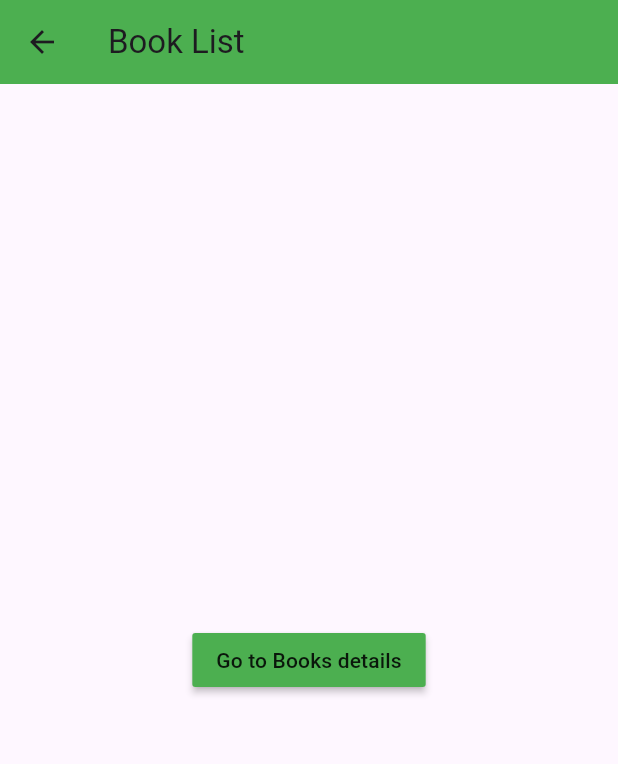
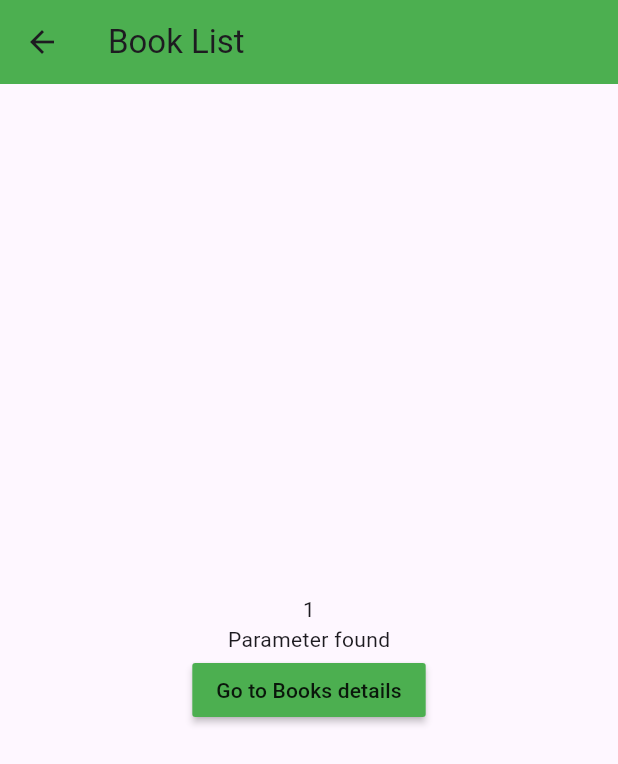
Before and after one commit to avni-7span/auto_route_implementation, a Flutter app: the screen it shows after launch, after a tap on "Go to Books List", on a phone screen of 412 x 824 dp. Shown: the top 764 px of the screen. Run offline on Flutter 3.47's test engine with Material 3 defaults, Android fonts, the light colour scheme and no system bars; our stand-ins replace auto_route.

Commit message:
Path parameters and query parameters

```diff
--- a/lib/routes/router.dart
+++ b/lib/routes/router.dart
@@ -3,11 +3,13 @@ import 'package:autoroute_practice/routes/router.gr.dart';
 
 @AutoRouterConfig(replaceInRouteName: 'Screen,Route')
 class AppRouter extends $AppRouter {
-  RouteType get defaultRouteType => RouteType.material();
+  @override
+  RouteType get defaultRouteType => const RouteType.material();
 
+  @override
   final List<AutoRoute> routes = [
     AutoRoute(page: HomeRoute.page, path: '/'),
-    AutoRoute(page: BookListPage.page),
-    AutoRoute(page: BookDetailsPage.page)
+    AutoRoute(page: BookListPage.page, path: '/:id'),
+    AutoRoute(page: BookDetailsPage.page, path: '/book-details')
   ];
 }
--- a/lib/screens/book_details_page.dart
+++ b/lib/screens/book_details_page.dart
@@ -9,10 +9,10 @@ class BookDetailsPage extends StatelessWidget {
   Widget build(BuildContext context) {
     return Scaffold(
       appBar: AppBar(
-        title: Text('Details'),
+        title: const Text('Details'),
         backgroundColor: Colors.yellow,
       ),
-      body: Center(child: Text('Coming Soon')),
+      body: const Center(child: Text('Coming Soon')),
     );
   }
 }
--- a/lib/screens/book_list_page.dart
+++ b/lib/screens/book_list_page.dart
@@ -1,26 +1,40 @@
 import 'package:auto_route/annotations.dart';
 import 'package:auto_route/auto_route.dart';
-import 'package:autoroute_practice/routes/router.gr.dart';
 import 'package:flutter/material.dart';
+
+import '../routes/router.gr.dart';
 
 @RoutePage()
 class BookListPage extends StatelessWidget {
-  const BookListPage({super.key});
+  const BookListPage(
+      {super.key,
+      @PathParam('id') required this.id,
+      @QueryParam() this.isNameShow = false});
+
+  final int id;
+  final bool isNameShow;
 
   @override
   Widget build(BuildContext context) {
     return Scaffold(
       appBar: AppBar(
-        title: Text('Book List'),
+        title: const Text('Book List'),
         backgroundColor: Colors.green,
       ),
       body: Center(
-        child: MaterialButton(
-          color: Colors.green,
-          child: Text('Go to Books details'),
-          onPressed: () {
-            context.pushRoute(BookDetailsPage());
-          },
+        child: Column(
+          mainAxisAlignment: MainAxisAlignment.center,
+          children: [
+            Text(id.toString()),
+            Text(isNameShow ? 'Parameter found' : 'Parameter Not found'),
+            MaterialButton(
+              color: Colors.green,
+              child: const Text('Go to Books details'),
+              onPressed: () {
+                context.pushRoute(const BookDetailsPage());
+              },
+            ),
+          ],
         ),
       ),
     );
--- a/lib/screens/home_screen.dart
+++ b/lib/screens/home_screen.dart
@@ -1,7 +1,8 @@
 import 'package:auto_route/annotations.dart';
 import 'package:auto_route/auto_route.dart';
-import 'package:autoroute_practice/routes/router.gr.dart';
 import 'package:flutter/material.dart';
+
+import '../routes/router.gr.dart';
 
 @RoutePage()
 class HomeScreen extends StatelessWidget {
@@ -11,15 +12,15 @@ class HomeScreen extends StatelessWidget {
   Widget build(BuildContext context) {
     return Scaffold(
       appBar: AppBar(
-        title: Text('Screen One'),
+        title: const Text('Screen One'),
         backgroundColor: Colors.blue,
       ),
       body: Center(
         child: MaterialButton(
           color: Colors.blue,
-          child: Text('Go to Books List'),
+          child: const Text('Go to Books List'),
           onPressed: () {
-            context.pushRoute(BookListPage());
+            context.pushRoute(BookListPage(id: 1, isNameShow: true));
           },
         ),
       ),
```
Also changed, not shown: lib/routes/router.gr.dart, 1 other file.
